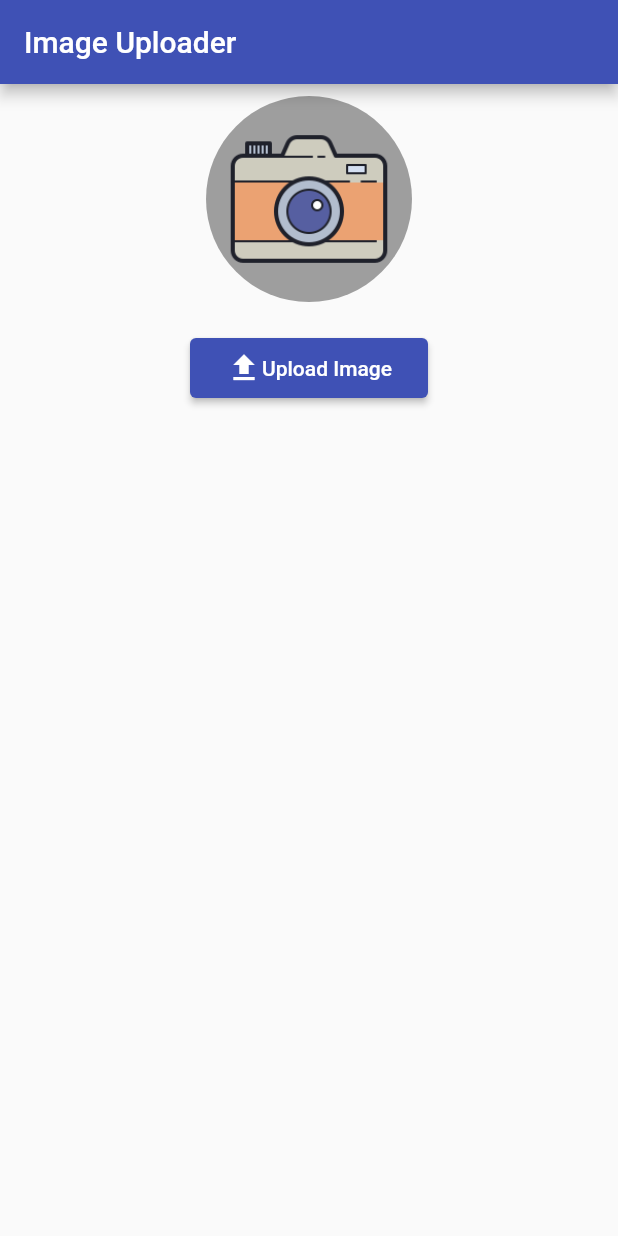
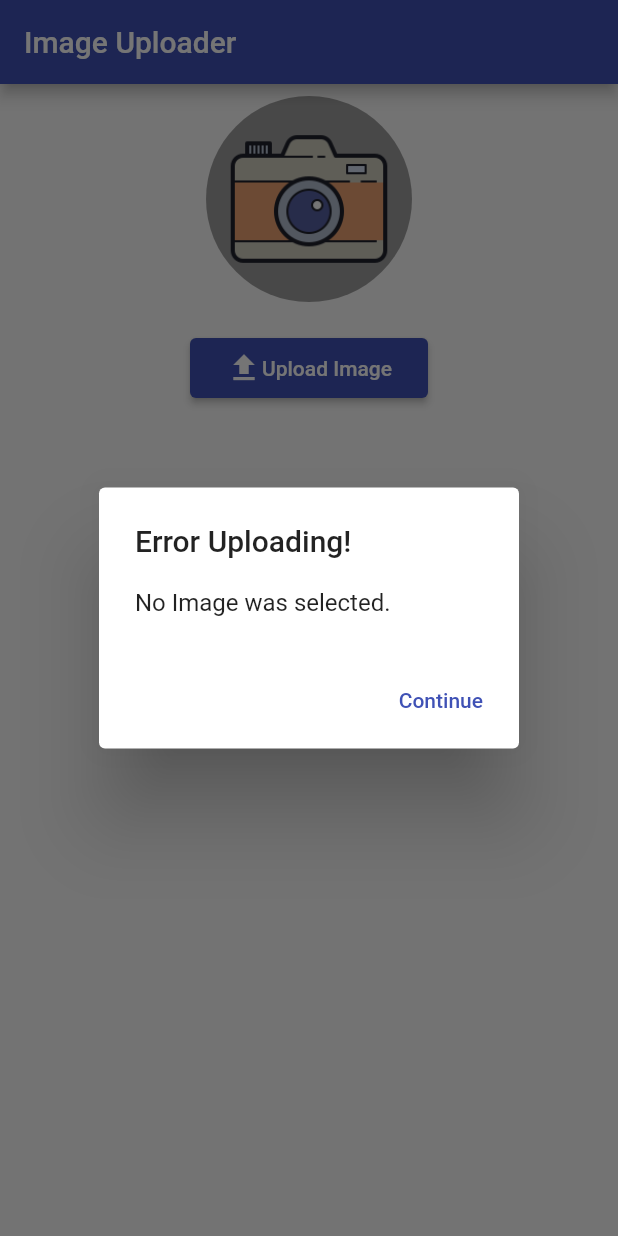
Before and after one commit to justEhmadSaeed/flutter-Image-Picker-and-Uploader, a Flutter app: the screen it shows after launch, after a tap on "Upload Image", on a phone screen of 412 x 824 dp. Run offline on Flutter 3.47's test engine with Material 2 defaults, Android fonts, the phone set to English and light mode, and no system bars; our stand-ins replace image_picker.

Commit message:
👌 IMPROVE: Upload Image via REST api

```diff
--- /dev/null
+++ b/lib/AlertDialog.dart
@@ -0,0 +1,23 @@
+import 'package:flutter/material.dart';
+
+showAlertDialog({BuildContext context, String title, String content}) {
+  return showDialog(
+      context: context,
+      builder: (BuildContext context) {
+        return AlertDialog(
+          title: Text(title ?? ""),
+          content: Text(content ?? ""),
+          actions: [
+            TextButton(
+              onPressed: () {
+                Navigator.pop(context);
+              },
+              child: Padding(
+                padding: const EdgeInsets.all(8.0),
+                child: Text('Continue'),
+              ),
+            ),
+          ],
+        );
+      });
+}
--- a/lib/main.dart
+++ b/lib/main.dart
@@ -1,7 +1,9 @@
+import 'dart:convert';
 import 'dart:io' as io;
 import 'package:flutter/material.dart';
 import 'package:image_picker/image_picker.dart';
 import 'package:http/http.dart' as http;
+import 'package:image_uploader/AlertDialog.dart';
 import 'package:image_uploader/bottompicker_sheet.dart';
 
 void main() {
@@ -30,11 +32,11 @@ class HomePage extends StatefulWidget {
 class _HomePageState extends State<HomePage> {
   final ImagePicker _picker = ImagePicker();
   PickedFile _image;
+  bool uploadStatus = false;
 
   _imageFromCamera() async {
     final PickedFile image =
         await _picker.getImage(source: ImageSource.camera, imageQuality: 50);
-
     setState(() {
       _image = image;
     });
@@ -43,9 +45,41 @@ class _HomePageState extends State<HomePage> {
   _imageFromGallery() async {
     final PickedFile image =
         await _picker.getImage(source: ImageSource.gallery, imageQuality: 50);
-
     setState(() {
       _image = image;
+    });
+  }
+
+  uploadImage() async {
+    if (_image == null) {
+      showAlertDialog(
+          context: context,
+          title: "Error Uploading!",
+          content: "No Image was selected.");
+      return;
+    }
+    setState(() {
+      uploadStatus = true;
+    });
+    var response = await http
+        .post(Uri.parse('https://pcc.edu.pk/ws/file_upload.php'), body: {
+      "image": _image.readAsBytes().toString(),
+      "name": _image.path.split('/').last.toString()
+    });
+    print('response');
+    if (response.statusCode != 200) {
+      showAlertDialog(
+          context: context,
+          title: "Error Uploading!",
+          content: "Server Side Error.");
+    } else {
+      var result = jsonDecode(response.body);
+      print(result);
+      showAlertDialog(
+          context: context, title: "Image Sent!", content: result['message']);
+    }
+    setState(() {
+      uploadStatus = false;
     });
   }
 
@@ -58,7 +92,16 @@ class _HomePageState extends State<HomePage> {
       body: Center(
         child: Padding(
           padding: const EdgeInsets.all(8.0),
-          child: Column(
+          // Display Progress Indicator if uploadStatus is true
+          child: uploadStatus
+              ? Container(
+                  height: 100,
+                  width: 100,
+                  child: CircularProgressIndicator(
+                    strokeWidth: 7,
+                  ),
+                )
+              : Column(
                   mainAxisAlignment: MainAxisAlignment.start,
                   crossAxisAlignment: CrossAxisAlignment.center,
                   children: [
@@ -79,7 +122,7 @@ class _HomePageState extends State<HomePage> {
                       height: 20,
                     ),
                     ElevatedButton(
-                onPressed: () {},
+                      onPressed: uploadImage,
                       child: Padding(
                         padding: const EdgeInsets.all(8.0),
                         child: Row(
```
Lines whose indentation alone changed are shown as unchanged.
